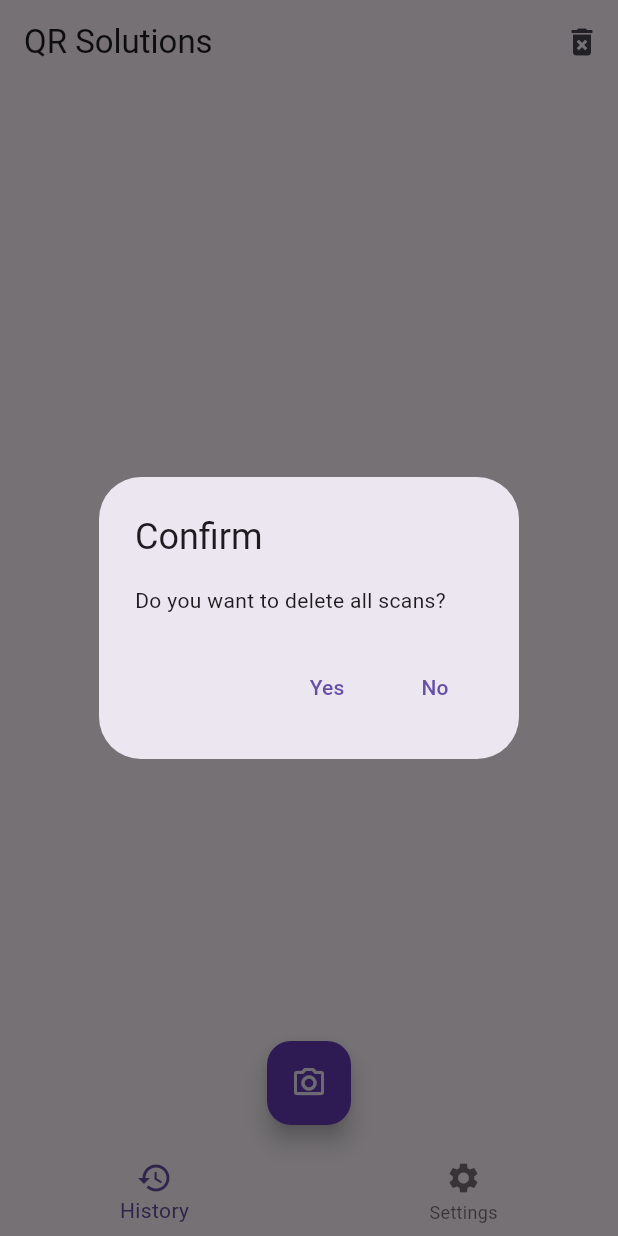
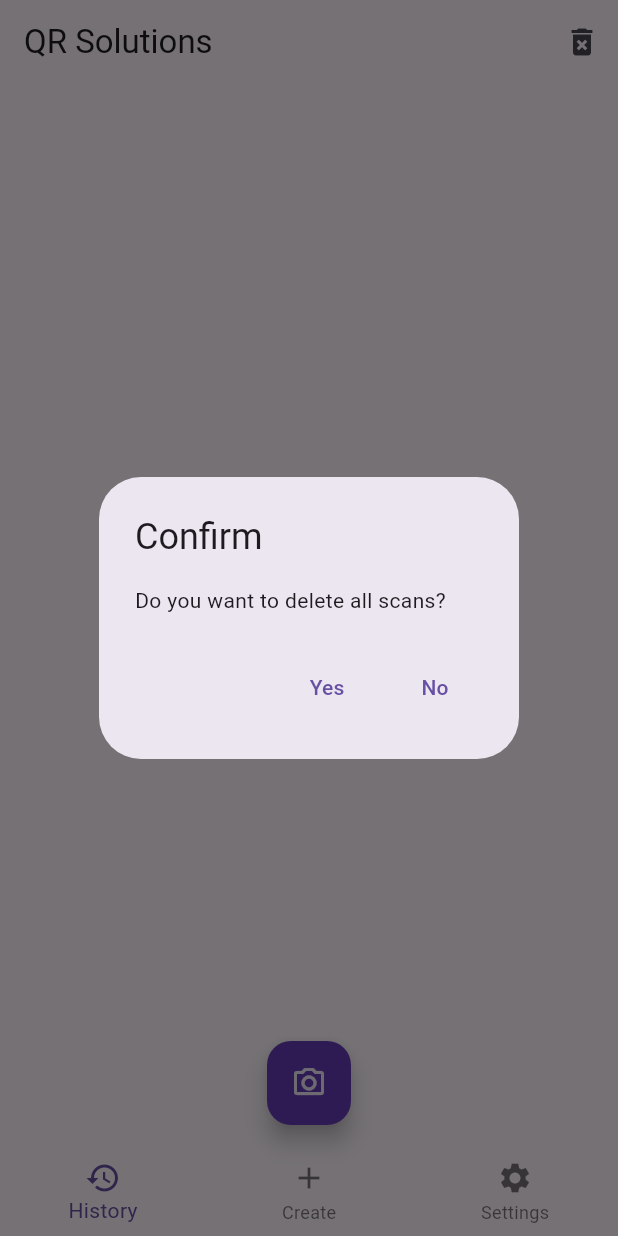
Before and after one commit to miguelfagundez/QR-Solutions, a Flutter app: the screen it shows after launch, after a tap on the "delete forever" icon, on a phone screen of 412 x 824 dp. Run offline on Flutter 3.47's test engine with Material 3 defaults, Android fonts, the phone set to English and light mode, and no system bars; our stand-ins replace bloc, dartz, flutter_bloc, flutter_form_builder, form_builder_validators, get_it and 5 more; missing offline and left inert: dart:ffi, flutter_barcode_scanner; accounts and stored records are empty; generated files the repository leaves out were written again.

Commit message:
Basic Qr Widget included in Create Qr Page

```diff
--- /dev/null
+++ b/lib/features/scan/presentation/pages/create_qr_page.dart
@@ -0,0 +1,11 @@
+import 'package:flutter/material.dart';
+import 'package:qr_solutions/features/scan/presentation/widgets/create_qr_widget.dart';
+
+class CreateQrPage extends StatelessWidget {
+  const CreateQrPage({super.key});
+
+  @override
+  Widget build(BuildContext context) {
+    return const CreateQrWidget();
+  }
+}
--- /dev/null
+++ b/lib/features/scan/presentation/widgets/create_qr_widget.dart
@@ -0,0 +1,44 @@
+import 'package:flutter/material.dart';
+import 'package:qr_flutter/qr_flutter.dart';
+
+class CreateQrWidget extends StatefulWidget {
+  const CreateQrWidget({super.key});
+
+  @override
+  State<CreateQrWidget> createState() => _QrCreatorState();
+}
+
+class _QrCreatorState extends State<CreateQrWidget> {
+  String? userInput;
+
+  @override
+  Widget build(BuildContext context) {
+    return SingleChildScrollView(
+      padding: const EdgeInsets.all(30),
+      child: Column(
+        children: [
+          TextField(
+            onChanged: (value) {
+              setState(() {
+                userInput = value;
+              });
+            },
+            decoration: const InputDecoration(
+              labelText: 'Insert a value',
+            ),
+          ),
+          const SizedBox(
+            height: 25,
+          ),
+          (userInput != null)
+              ? QrImageView(
+                  data: userInput.toString(),
+                  version: QrVersions.auto,
+                  size: 250.0,
+                )
+              : Container(),
+        ],
+      ),
+    );
+  }
+}
--- a/lib/l10n/intl_en.arb
+++ b/lib/l10n/intl_en.arb
@@ -19,7 +19,7 @@
   "@settings": {
     "description": "Settings"
   },
-  "creator": "Creator",
+  "creator": "Create",
   "@creator": {
     "description": "Creator"
   },
--- a/lib/l10n/intl_es.arb
+++ b/lib/l10n/intl_es.arb
@@ -4,7 +4,7 @@
   "home": "Home",
   "history": "Historial",
   "settings": "Herramientas",
-  "creator": "Crear QR",
+  "creator": "Crear",
   "confirmTitle": "Confirmar",
   "confirmDeleteAllScansBody": "Esta seguro de eliminar todos los scaners permanentemente?",
   "confirmDeleteOneScanBody": "Esta seguro de eliminar este scaner permanentemente?",
--- a/lib/share/presentation/pages/home_page.dart
+++ b/lib/share/presentation/pages/home_page.dart
@@ -3,7 +3,9 @@ import 'package:flutter_bloc/flutter_bloc.dart';
 // import 'package:provider/provider.dart';
 import 'package:qr_solutions/core/utils/constants.dart';
 import 'package:qr_solutions/features/scan/presentation/bloc/scan_bloc.dart';
+import 'package:qr_solutions/features/scan/presentation/pages/create_qr_page.dart';
 import 'package:qr_solutions/features/scan/presentation/pages/history_page.dart';
+import 'package:qr_solutions/features/scan/presentation/widgets/create_qr_widget.dart';
 import 'package:qr_solutions/features/settings/presentation/pages/settings_page.dart';
 import 'package:qr_solutions/share/presentation/bloc/ui/ui_bloc.dart';
 // import 'package:qr_solutions/share/presentation/providers/ui_provider.dart';
@@ -21,6 +23,7 @@ class HomePage extends StatefulWidget {
 class _HomePageState extends State<HomePage> {
   final screens = [
     const HistoryPage(),
+    const CreateQrPage(),
     const SettingsPage(),
   ];
 
--- a/lib/share/presentation/widgets/custom_navegation_bar.dart
+++ b/lib/share/presentation/widgets/custom_navegation_bar.dart
@@ -19,6 +19,10 @@ class CustomNavigationBar extends StatelessWidget {
             label: AppLocalizations.of(context)!.history,
           ),
           BottomNavigationBarItem(
+            icon: const Icon(Icons.add),
+            label: AppLocalizations.of(context)!.creator,
+          ),
+          BottomNavigationBarItem(
             icon: const Icon(Icons.settings),
             label: AppLocalizations.of(context)!.settings,
           )
--- a/pubspec.yaml
+++ b/pubspec.yaml
@@ -66,6 +66,8 @@ dependencies:
   share_plus: ^7.2.2
   # https://pub.dev/packages/shared_preferences
   shared_preferences: ^2.2.3
+  # https://pub.dev/packages/qr_flutter/install
+  qr_flutter: ^4.1.0
 
 dev_dependencies:
   flutter_test:
```
Also changed, not shown: pubspec.lock, 1 other file.
